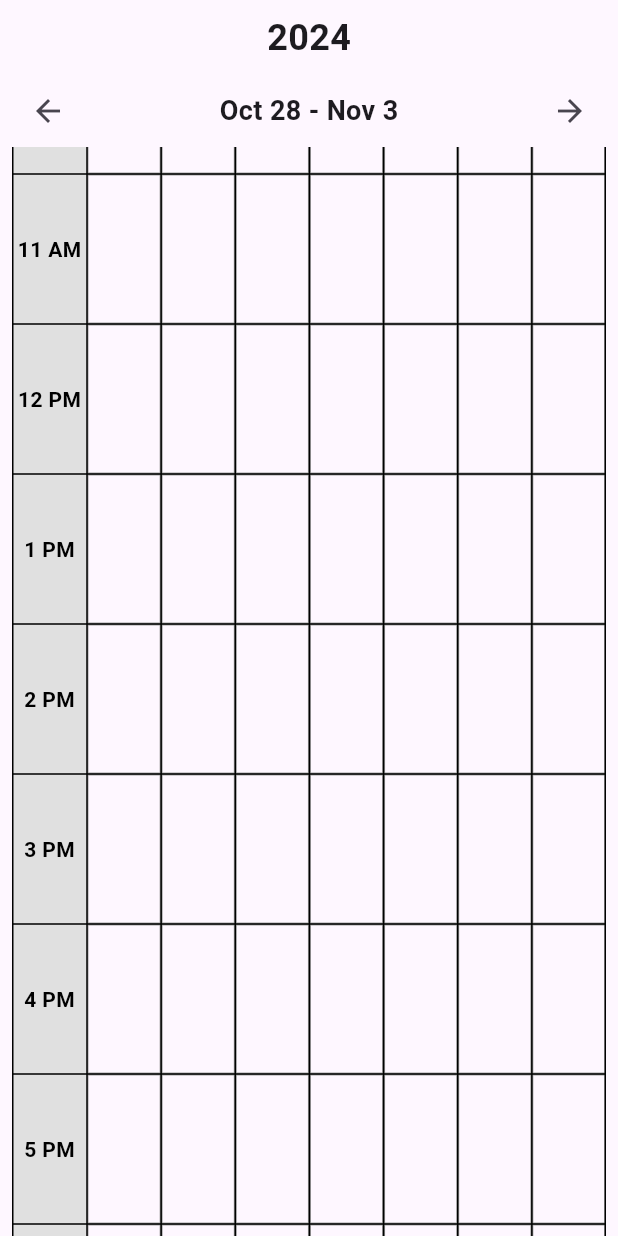
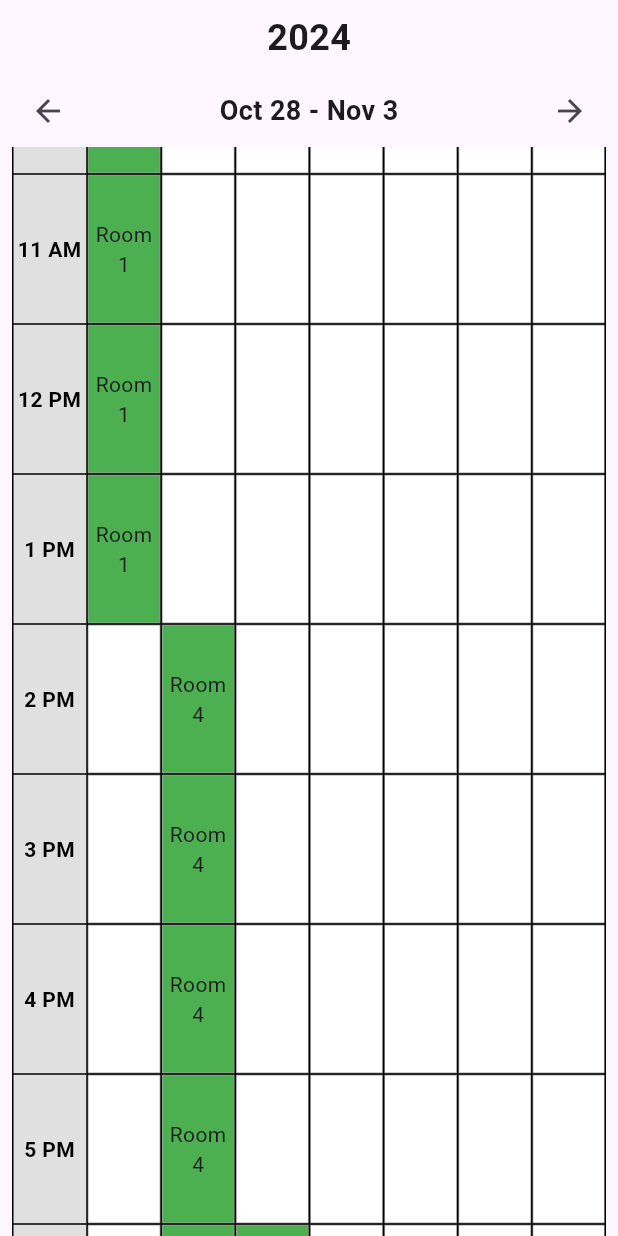
Before and after one commit to russgards03/careshift_mobile, a Flutter app: the SchedulePage screen opened directly, scrolled down 1152 dp, on a phone screen of 412 x 824 dp. Run offline on Flutter 3.47's test engine with Material 3 defaults, Android fonts, the phone set to English and light mode, and no system bars; our stand-ins replace shared_preferences; accounts and stored records are empty.

Commit message:
Add files via upload

```diff
--- a/lib/pages/schedule.dart
+++ b/lib/pages/schedule.dart
@@ -1,6 +1,6 @@
 import 'package:flutter/material.dart';
 import 'package:intl/intl.dart'; // For date formatting
-import '../colors.dart';
+import '../colors.dart'; // Ensure AppColors.mainColor is defined here
 
 class SchedulePage extends StatefulWidget {
   const SchedulePage({Key? key}) : super(key: key);
@@ -10,8 +10,17 @@ class SchedulePage extends StatefulWidget {
 }
 
 class _SchedulePageState extends State<SchedulePage> {
-  // To keep track of the starting date of the current week
-  DateTime _currentWeekStart = DateTime.now();
+  DateTime _currentWeekStart = DateTime.now(); // Starting date of the current week
+
+  // Sample shift data (start time and end time)
+  final Map<String, List<Map<String, String>>> _shifts = {
+    '2024-10-28': [{'start': '6 AM', 'end': '2 PM', 'room': 'Room 1'}],
+    '2024-10-29': [{'start': '2 PM', 'end': '10 PM', 'room': 'Room 4'}],
+    '2024-10-30': [{'start': '6 PM', 'end': '10 PM', 'room': 'Room 4'}],
+    '2024-10-31': [{'start': '10 PM', 'end': '11 PM', 'room': 'Room 4'}],
+    '2024-11-01': [{'start': '10 PM', 'end': '11 PM', 'room': 'Room 4'}],
+    '2024-11-02': [{'start': '2 AM', 'end': '10 AM', 'room': 'Room 4'}],
+  };
 
   @override
   void initState() {
@@ -26,24 +35,9 @@ class _SchedulePageState extends State<SchedulePage> {
     _currentWeekStart = today.subtract(Duration(days: difference)); // Set to last Monday
   }
 
-  // Helper function to generate the time slots from 12:00 AM to 11:00 PM (hourly)
-  List<String> _generateTimeSlots() {
-    List<String> timeSlots = [];
-    for (int hour = 0; hour < 24; hour++) {
-      String period = hour < 12 ? 'AM' : 'PM';
-      int displayHour = hour == 0 ? 12 : (hour > 12 ? hour - 12 : hour);
-      timeSlots.add('$displayHour $period');
-    }
-    return timeSlots;
-  }
-
   // Function to get the dates of the week starting from the current week start
   List<DateTime> _getWeekDates() {
-    List<DateTime> weekDates = [];
-    for (int i = 0; i < 7; i++) {
-      weekDates.add(_currentWeekStart.add(Duration(days: i)));
-    }
-    return weekDates;
+    return List.generate(7, (index) => _currentWeekStart.add(Duration(days: index)));
   }
 
   // Function to go to the previous week
@@ -60,23 +54,58 @@ class _SchedulePageState extends State<SchedulePage> {
     });
   }
 
+  // Method to build shift cells
+  Widget _buildShiftCell(DateTime date, String timeSlot) {
+    String dateKey = DateFormat('yyyy-MM-dd').format(date);
+    List<Map<String, String>>? shifts = _shifts[dateKey];
+
+    // Extract time from the time slot
+    String timeSlotPeriod = timeSlot.split(' ')[1]; // AM or PM
+    int timeSlotHour = int.parse(timeSlot.split(' ')[0]);
+    if (timeSlotHour == 12) timeSlotHour = 0; // Adjust for 12 AM case
+    if (timeSlotPeriod == 'PM') timeSlotHour += 12; // Convert PM to 24-hour format
+
+    // Check for shifts that overlap with the timeSlot
+    bool isShiftTime = shifts != null && shifts.any((shift) {
+      int startHour = _parseHour(shift['start']!);
+      int endHour = _parseHour(shift['end']!);
+      return timeSlotHour >= startHour && timeSlotHour < endHour; // Check if within the shift time
+    });
+
+    return Container(
+      height: 100,
+      decoration: BoxDecoration(
+        border: Border.all(color: Colors.grey),
+        color: isShiftTime ? Colors.green : Colors.white,
+      ),
+      child: Center(
+        child: isShiftTime
+            ? Text(shifts!.firstWhere((shift) => _parseHour(shift['start']!) <= timeSlotHour && timeSlotHour < _parseHour(shift['end']!))['room']!, textAlign: TextAlign.center)
+            : Text('', textAlign: TextAlign.center), // Return an empty string for other times
+      ),
+    );
+  }
+
+  // Helper function to parse hour string to 24-hour format
+  int _parseHour(String hourString) {
+    final parts = hourString.split(' ');
+    int hour = int.parse(parts[0]);
+    if (hour == 12) hour = 0; // 12 AM should be 0
+    if (parts[1] == 'PM') hour += 12; // Convert PM to 24-hour format
+    return hour;
+  }
+
   @override
   Widget build(BuildContext context) {
-    // List of days for the top row
     final List<String> daysOfWeek = ['Mon', 'Tue', 'Wed', 'Thu', 'Fri', 'Sat', 'Sun'];
-
-    // Generate time slots (every 1 hour from 12:00 AM to 11:00 PM)
-    final List<String> timeSlots = _generateTimeSlots();
-
-    // Get the actual dates of the week
     List<DateTime> weekDates = _getWeekDates();
 
     return Scaffold(
       body: Padding(
         padding: const EdgeInsets.fromLTRB(8.0, 8.0, 8.0, 0),
-        child: Column( // Use a Column to stack the buttons with the calendar
+        child: Column(
           children: [
-            // Add the year display above the calendar
+            // Year display
             Padding(
               padding: const EdgeInsets.only(bottom: 8.0),
               child: Text(
@@ -92,9 +121,7 @@ class _SchedulePageState extends State<SchedulePage> {
                   onPressed: _previousWeek,
                 ),
                 Text(
-                  // Format the start date of the current week to display
-                  DateFormat('MMM d').format(weekDates[0]) + ' - ' +
-                  DateFormat('MMM d').format(weekDates[6]),
+                  '${DateFormat('MMM d').format(weekDates[0])} - ${DateFormat('MMM d').format(weekDates[6])}', // Display current week range
                   style: TextStyle(fontSize: 18, fontWeight: FontWeight.bold),
                 ),
                 IconButton(
@@ -104,59 +131,37 @@ class _SchedulePageState extends State<SchedulePage> {
               ],
             ),
             Expanded(
-              child: SingleChildScrollView( // Make the entire screen scrollable
+              child: SingleChildScrollView(
                 child: Table(
                   border: TableBorder.all(),
                   columnWidths: {
                     0: FixedColumnWidth(50), // Fixed width for time column
                   },
                   children: [
-                    // The first row with the word "Time" in the top-left corner, and the days of the week and actual dates
+                    // Header row with days of the week
                     TableRow(
                       children: [
                         Container(
-                          color: Colors.grey[300], // Set grey background for "Time" cell
+                          color: Colors.grey[300],
                           height: 70,
                           child: Center(
-                            child: Text(
-                              'Time', // Top-left cell with "Time"
-                              style: TextStyle(
-                                fontWeight: FontWeight.bold,
-                                color: Colors.black,
-                              ),
-                            ),
+                            child: Text('Time', style: TextStyle(fontWeight: FontWeight.bold, color: Colors.black)),
                           ),
                         ),
                         ...weekDates.asMap().entries.map((entry) {
                           int index = entry.key;
                           DateTime date = entry.value;
-
-                          // Format the date (e.g., "Oct 20")
                           String formattedDate = DateFormat('MMM d').format(date);
-
-                          // Highlight the current day by applying a different background color
                           bool isToday = DateTime.now().isSameDay(date);
                           return Container(
-                            color: isToday ? const Color.fromARGB(255, 68, 255, 124).withOpacity(0.2) : Colors.grey[300], // Set grey background for days
-                            height: 70, // Set consistent height for the day cells
+                            color: isToday ? const Color.fromARGB(255, 68, 255, 124).withOpacity(0.2) : Colors.grey[300],
+                            height: 70,
                             child: Center(
                               child: Column(
                                 mainAxisAlignment: MainAxisAlignment.center,
                                 children: [
-                                  Text(
-                                    daysOfWeek[index],
-                                    style: TextStyle(
-                                      fontWeight: isToday ? FontWeight.bold : FontWeight.normal,
-                                      color: isToday ? AppColors.mainColor : Colors.black,
-                                    ),
-                                  ),
-                                  Text(
-                                    formattedDate,
-                                    style: TextStyle(
-                                      fontWeight: isToday ? FontWeight.bold : FontWeight.normal,
-                                      color: isToday ? AppColors.mainColor : Colors.black,
-                                    ),
-                                  ),
+                                  Text(daysOfWeek[index], style: TextStyle(fontWeight: isToday ? FontWeight.bold : FontWeight.normal, color: isToday ? AppColors.mainColor : Colors.black)),
+                                  Text(formattedDate, style: TextStyle(fontWeight: isToday ? FontWeight.bold : FontWeight.normal, color: isToday ? AppColors.mainColor : Colors.black)),
                                 ],
                               ),
                             ),
@@ -164,33 +169,28 @@ class _SchedulePageState extends State<SchedulePage> {
                         }).toList(),
                       ],
                     ),
-                    // Rows with time slots in the left column
-                    ...timeSlots.map((time) => TableRow(
-                      children: [
-                        Container(
-                          color: Colors.grey[300], // Set grey background for time slots
-                          height: 100, // Set a fixed height to fill the entire cell
-                          child: Center(
-                            child: Text(
-                              time,
-                              style: TextStyle(
-                                fontWeight: FontWeight.bold,
-                                color: Colors.black, // Keep the text black
-                              ),
+                    // Time slots with shifts (per hour)
+                    ...List.generate(24, (hour) {
+                      String period = hour < 12 ? 'AM' : 'PM';
+                      int displayHour = hour == 0 ? 12 : (hour > 12 ? hour - 12 : hour);
+                      String timeSlot = '$displayHour $period'; // Create time slot string
+
+                      return TableRow(
+                        children: [
+                          Container(
+                            color: Colors.grey[300],
+                            height: 100,
+                            child: Center(
+                              child: Text(timeSlot, style: TextStyle(fontWeight: FontWeight.bold, color: Colors.black)),
                             ),
                           ),
-                        ),
-                        ...List.generate(7, (index) => Container(
-                          height: 100, // Height of each cell
-                          decoration: BoxDecoration(
-                            border: Border.all(color: Colors.grey),
-                          ),
-                          child: Center(
-                            child: Text(''), // Add your events or data here
-                          ),
-                        )),
-                      ],
-                    )).toList(),
+                          ...List.generate(7, (index) {
+                            DateTime date = weekDates[index];
+                            return _buildShiftCell(date, timeSlot); // Pass the timeSlot to the method
+                          }),
+                        ],
+                      );
+                    }).toList(),
                   ],
                 ),
               ),
@@ -205,6 +205,6 @@ class _SchedulePageState extends State<SchedulePage> {
 // Extension to compare dates easily
 extension DateTimeComparison on DateTime {
   bool isSameDay(DateTime other) {
-    return year == other.year && month == other.month && day == other.day;
+    return this.year == other.year && this.month == other.month && this.day == other.day;
   }
 }
```
